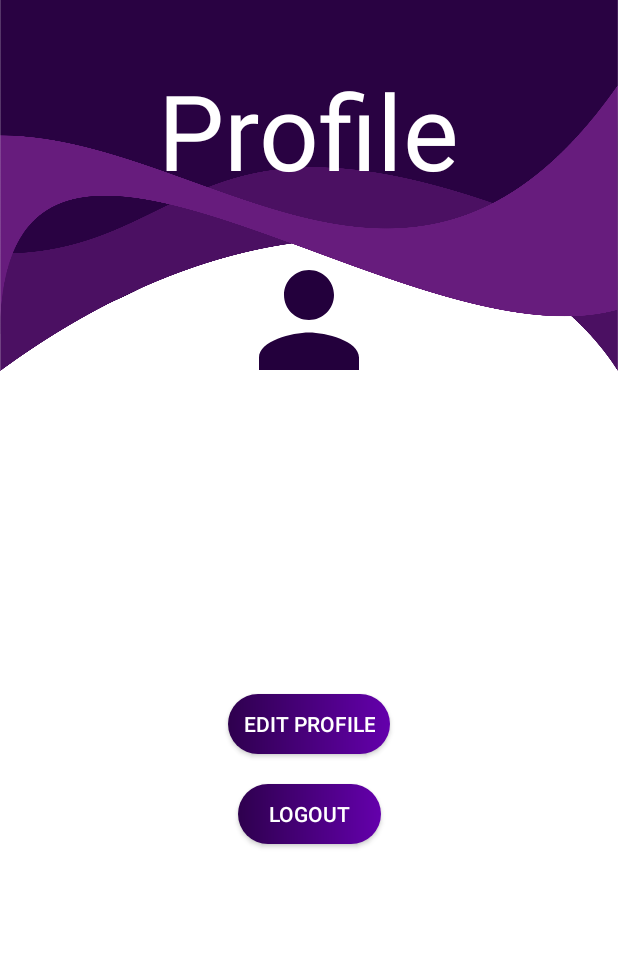
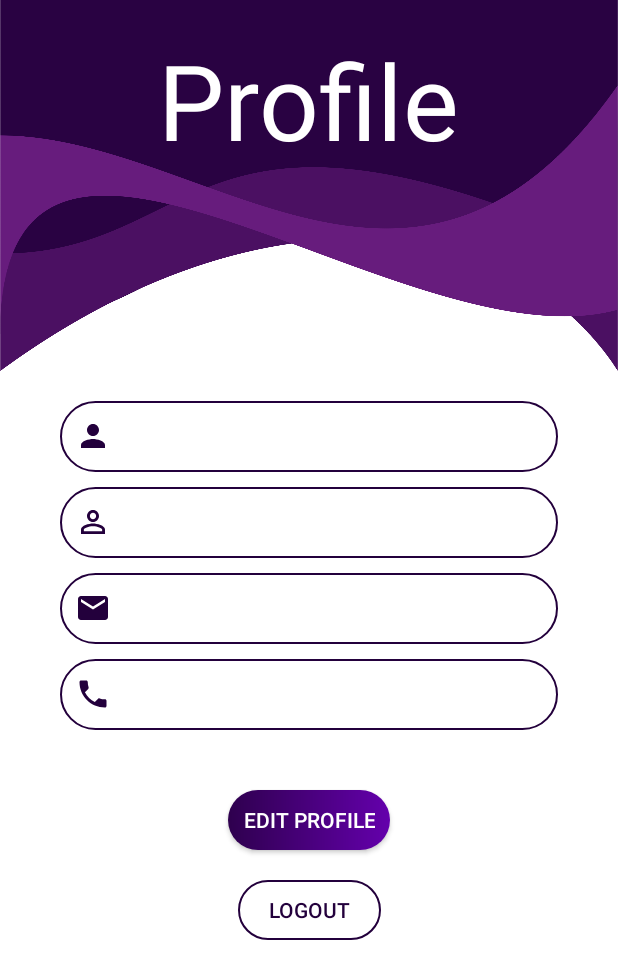
Before and after one commit to SwaginatorOne/ProjektArbeteKlientProgrammering, an Android app: the ProfileManagerActivity screen opened directly, with no data from a screen before it, on a phone screen of 412 x 824 dp. Shown: the top 979 px of the screen. Run offline under Robolectric (Android 15) with nearby library versions, the phone set to English and light mode, and no system bars; our stand-ins replace Firebase (no records; nobody signed in at launch, a user with empty details on screens opened directly).

```diff
--- a/app/src/main/AndroidManifest.xml
+++ b/app/src/main/AndroidManifest.xml
@@ -8,7 +8,7 @@
         android:label="@string/app_name"
         android:roundIcon="@mipmap/ic_launcher_round"
         android:supportsRtl="true"
-        android:theme="@style/Theme.OfficeSpace">
+        android:theme="@style/Theme.Tajming">
         <activity android:name=".ReportTimeActivity"></activity>
         <activity android:name=".ReportActivity" />
         <activity android:name=".MileageActivity" />
--- a/app/src/main/java/com/example/Tajming/ProfileManagerActivity.java
+++ b/app/src/main/java/com/example/Tajming/ProfileManagerActivity.java
@@ -8,6 +8,7 @@ import android.os.Bundle;
 import android.view.View;
 import android.widget.Button;
 import android.widget.TextView;
+import android.widget.Toast;
 
 import com.google.firebase.auth.FirebaseAuth;
 import com.google.firebase.firestore.DocumentReference;
@@ -27,6 +28,8 @@ public class ProfileManagerActivity extends AppCompatActivity
     FirebaseFirestore fireStore;
     String userID;
     Button button_logout;
+    Button button_edit_profile;
+    Button button_save_profile;
 
     @Override
     protected void onCreate(Bundle savedInstanceState)
@@ -41,7 +44,15 @@ public class ProfileManagerActivity extends AppCompatActivity
         firebaseAuth = FirebaseAuth.getInstance();
         fireStore = FirebaseFirestore.getInstance();
         button_logout = findViewById(R.id.button_logout_profile_manager);
+        button_edit_profile = findViewById(R.id.button_edit_profile);
+        button_save_profile = findViewById(R.id.button_edit_profile_save);
 
+        profile_username.setFocusable(false);
+        profile_phone_number.setFocusable(false);
+        profile_email.setFocusable(false);
+        profile_full_name.setFocusable(false);
+
+        button_save_profile.setVisibility(View.GONE);
         userID = firebaseAuth.getCurrentUser().getUid();
 
         DocumentReference documentReference = fireStore.collection("users").document(userID);
@@ -68,5 +79,35 @@ public class ProfileManagerActivity extends AppCompatActivity
                 finish();
             }
         });
+
+        button_edit_profile.setOnClickListener(new View.OnClickListener()
+        {
+            @Override
+            public void onClick(View v)
+            {
+                button_edit_profile.setVisibility(View.GONE);
+                button_logout.setVisibility(View.INVISIBLE);
+                button_save_profile.setVisibility(View.VISIBLE);
+                profile_username.setFocusableInTouchMode(true);
+                profile_phone_number.setFocusableInTouchMode(true);
+                profile_email.setFocusableInTouchMode(true);
+                profile_full_name.setFocusableInTouchMode(true);
+            }
+        });
+
+        button_save_profile.setOnClickListener(new View.OnClickListener()
+        {
+            @Override
+            public void onClick(View v)
+            {
+                button_edit_profile.setVisibility(View.VISIBLE);
+                button_logout.setVisibility(View.VISIBLE);
+                button_save_profile.setVisibility(View.GONE);
+                profile_username.setFocusable(false);
+                profile_phone_number.setFocusable(false);
+                profile_email.setFocusable(false);
+                profile_full_name.setFocusable(false);
+            }
+        });
     }
 }
--- a/app/src/main/res/drawable/bg_calendar.xml
+++ b/app/src/main/res/drawable/bg_calendar.xml
@@ -4,6 +4,6 @@
         android:radius="10dp"
         />
     <solid
-        android:color="@color/purple_200"
+        android:color="@color/purple_main"
         />
 </shape>
--- a/app/src/main/res/layout/activity_home.xml
+++ b/app/src/main/res/layout/activity_home.xml
@@ -24,7 +24,7 @@
         android:id="@+id/textfield_home"
         android:layout_width="wrap_content"
         android:layout_height="wrap_content"
-        android:layout_marginTop="40dp"
+        android:layout_marginTop="20dp"
         android:text="@string/home"
         android:textColor="@color/white"
         android:textSize="70sp"
@@ -90,7 +90,7 @@
         android:id="@+id/button_logout_home"
         android:layout_width="95dp"
         android:layout_height="40dp"
-        android:layout_marginTop="120dp"
+        android:layout_marginTop="40dp"
         android:background="@drawable/round_corner_purple_gradient_shape"
         android:text="logout"
         android:textColor="@color/white"
--- a/app/src/main/res/layout/activity_mileage.xml
+++ b/app/src/main/res/layout/activity_mileage.xml
@@ -23,7 +23,7 @@
         android:id="@+id/textView_MileageActivity"
         android:layout_width="wrap_content"
         android:layout_height="wrap_content"
-        android:layout_marginTop="40dp"
+        android:layout_marginTop="20dp"
         android:text="@string/mileage"
         android:textColor="@color/white"
         android:textSize="70sp"
--- a/app/src/main/res/layout/activity_profile_manager.xml
+++ b/app/src/main/res/layout/activity_profile_manager.xml
@@ -23,7 +23,7 @@
         android:id="@+id/time_Manager_home"
         android:layout_width="wrap_content"
         android:layout_height="wrap_content"
-        android:layout_marginTop="40dp"
+        android:layout_marginTop="20dp"
         android:text="@string/profile"
         android:textColor="@color/white"
         android:textSize="70sp"
@@ -32,21 +32,33 @@
         app:layout_constraintStart_toStartOf="parent"
         app:layout_constraintTop_toTopOf="parent" />
 
-    <ImageView
-        android:id="@+id/imageView_profile"
-        android:layout_width="100dp"
-        android:layout_height="100dp"
-        android:layout_marginTop="30dp"
+    <EditText
+        android:id="@+id/textField_username_profile_manager"
+        android:layout_width="match_parent"
+        android:layout_height="wrap_content"
+        android:layout_marginStart="40dp"
+        android:layout_marginTop="20dp"
+        android:layout_marginEnd="40dp"
+        android:background="@drawable/round_corner_border_shape"
+        android:drawableStart="@drawable/ic_person"
+        android:padding="10dp"
+        android:textColor="@color/purple_main"
+        android:textSize="20dp"
         app:layout_constraintEnd_toEndOf="parent"
+        app:layout_constraintHorizontal_bias="0.498"
         app:layout_constraintStart_toStartOf="parent"
-        app:layout_constraintTop_toBottomOf="@+id/time_Manager_home"
-        app:srcCompat="@drawable/ic_person" />
+        app:layout_constraintTop_toBottomOf="@+id/mainWave_profileManagerActivity" />
 
-    <TextView
+    <EditText
         android:id="@+id/textField_full_name_profile_manager"
-        android:layout_width="wrap_content"
+        android:layout_width="match_parent"
         android:layout_height="wrap_content"
+        android:layout_marginStart="40dp"
         android:layout_marginTop="10dp"
+        android:layout_marginEnd="40dp"
+        android:background="@drawable/round_corner_border_shape"
+        android:drawableStart="@drawable/ic_person_outline"
+        android:padding="10dp"
         android:textColor="@color/purple_main"
         android:textSize="20dp"
         app:layout_constraintEnd_toEndOf="parent"
@@ -54,40 +66,38 @@
         app:layout_constraintStart_toStartOf="parent"
         app:layout_constraintTop_toBottomOf="@+id/textField_username_profile_manager" />
 
-    <TextView
+    <EditText
         android:id="@+id/textField_email_profile_manager"
-        android:layout_width="wrap_content"
+        android:layout_width="match_parent"
         android:layout_height="wrap_content"
+        android:layout_marginStart="40dp"
         android:layout_marginTop="10dp"
+        android:layout_marginEnd="40dp"
+        android:background="@drawable/round_corner_border_shape"
+        android:drawableStart="@drawable/ic_email"
+        android:padding="10dp"
         android:textColor="@color/purple_main"
         android:textSize="20dp"
         app:layout_constraintEnd_toEndOf="parent"
         app:layout_constraintStart_toStartOf="parent"
         app:layout_constraintTop_toBottomOf="@+id/textField_full_name_profile_manager" />
 
-    <TextView
+    <EditText
         android:id="@+id/textField_phone_number_profile_manager"
-        android:layout_width="wrap_content"
+        android:layout_width="match_parent"
         android:layout_height="wrap_content"
+        android:layout_marginStart="40dp"
         android:layout_marginTop="10dp"
+        android:layout_marginEnd="40dp"
+        android:background="@drawable/round_corner_border_shape"
+        android:drawableStart="@drawable/ic_phone"
+        android:padding="10dp"
         android:textColor="@color/purple_main"
         android:textSize="20dp"
         app:layout_constraintEnd_toEndOf="parent"
         app:layout_constraintHorizontal_bias="0.522"
         app:layout_constraintStart_toStartOf="parent"
         app:layout_constraintTop_toBottomOf="@+id/textField_email_profile_manager" />
-
-    <TextView
-        android:id="@+id/textField_username_profile_manager"
-        android:layout_width="wrap_content"
-        android:layout_height="wrap_content"
-        android:layout_marginTop="20dp"
-        android:textColor="@color/purple_main"
-        android:textSize="20dp"
-        app:layout_constraintEnd_toEndOf="parent"
-        app:layout_constraintHorizontal_bias="0.498"
-        app:layout_constraintStart_toStartOf="parent"
-        app:layout_constraintTop_toBottomOf="@+id/imageView_profile" />
 
     <androidx.appcompat.widget.AppCompatButton
         android:id="@+id/button_edit_profile"
@@ -107,12 +117,24 @@
         android:layout_width="95dp"
         android:layout_height="40dp"
         android:layout_marginTop="20dp"
-        android:background="@drawable/round_corner_purple_gradient_shape"
+        android:background="@drawable/round_corner_border_shape"
         android:text="logout"
-        android:textColor="@color/white"
+        android:textColor="@color/purple_main"
         app:layout_constraintEnd_toEndOf="parent"
         app:layout_constraintStart_toStartOf="parent"
         app:layout_constraintTop_toBottomOf="@+id/button_edit_profile" />
 
+    <androidx.appcompat.widget.AppCompatButton
+        android:id="@+id/button_edit_profile_save"
+        android:layout_width="wrap_content"
+        android:layout_height="40dp"
+        android:layout_marginTop="40dp"
+        android:background="@drawable/round_corner_purple_gradient_shape"
+        android:padding="10dp"
+        android:text="@string/save_changes"
+        android:textColor="@color/white"
+        app:layout_constraintEnd_toEndOf="parent"
+        app:layout_constraintStart_toStartOf="parent"
+        app:layout_constraintTop_toBottomOf="@+id/textField_phone_number_profile_manager" />
 
 </androidx.constraintlayout.widget.ConstraintLayout>
--- a/app/src/main/res/layout/activity_report.xml
+++ b/app/src/main/res/layout/activity_report.xml
@@ -24,7 +24,7 @@
         android:id="@+id/report_home"
         android:layout_width="wrap_content"
         android:layout_height="wrap_content"
-        android:layout_marginTop="40dp"
+        android:layout_marginTop="20dp"
         android:text="@string/report"
         android:textColor="@color/white"
         android:textSize="70sp"
@@ -74,7 +74,7 @@
         android:layout_height="wrap_content"
         android:layout_marginStart="20dp"
         android:layout_marginBottom="20dp"
-        android:text="@string/total_milage_month"
+        android:text="@string/total_mileage_month"
         android:textColor="@color/purple_main"
         android:textSize="15dp"
         app:layout_constraintBottom_toBottomOf="@+id/view"
--- a/app/src/main/res/layout/activity_report_time.xml
+++ b/app/src/main/res/layout/activity_report_time.xml
@@ -23,7 +23,7 @@
         android:id="@+id/report_home"
         android:layout_width="wrap_content"
         android:layout_height="wrap_content"
-        android:layout_marginTop="40dp"
+        android:layout_marginTop="20dp"
         android:text="@string/report"
         android:textColor="@color/white"
         android:textSize="70sp"
@@ -173,7 +173,7 @@
         android:layout_height="wrap_content"
         android:layout_marginStart="7dp"
         android:layout_marginBottom="5dp"
-        android:text="@string/new_milage"
+        android:text="@string/new_mileage"
         app:layout_constraintBottom_toBottomOf="parent"
         app:layout_constraintEnd_toStartOf="@+id/editTextNumber_edit_milage"
         app:layout_constraintHorizontal_bias="0.042"
--- a/app/src/main/res/layout/activity_time_manager.xml
+++ b/app/src/main/res/layout/activity_time_manager.xml
@@ -23,7 +23,7 @@
         android:id="@+id/time_Manager_home"
         android:layout_width="wrap_content"
         android:layout_height="wrap_content"
-        android:layout_marginTop="40dp"
+        android:layout_marginTop="20dp"
         android:text="@string/time"
         android:textColor="@color/white"
         android:textSize="70sp"
--- a/app/src/main/res/values-night/themes.xml
+++ b/app/src/main/res/values-night/themes.xml
@@ -1,16 +1,16 @@
 <resources xmlns:tools="http://schemas.android.com/tools">
     <!-- Base application theme. -->
-    <style name="Theme.OfficeSpace" parent="Theme.MaterialComponents.DayNight.NoActionBar">
+    <style name="Theme.Tajming" parent="Theme.MaterialComponents.DayNight.NoActionBar">
         <!-- Primary brand color. -->
         <item name="colorPrimary">@color/purple_200</item>
         <item name="colorPrimaryVariant">@color/purple_700</item>
         <item name="colorOnPrimary">@color/black</item>
         <!-- Secondary brand color. -->
-        <item name="colorSecondary">@color/teal_200</item>
-        <item name="colorSecondaryVariant">@color/teal_200</item>
+        <item name="colorSecondary">@color/purple_700</item>
+        <item name="colorSecondaryVariant">@color/purple_main</item>
         <item name="colorOnSecondary">@color/black</item>
         <!-- Status bar color. -->
-        <item name="android:statusBarColor" tools:targetApi="l">@color/purple_main</item>
+        <item name="android:statusBarColor" tools:targetApi="l">#290242</item>
         <!-- Customize your theme here. -->
     </style>
 </resources>
--- a/app/src/main/res/values/colors.xml
+++ b/app/src/main/res/values/colors.xml
@@ -9,4 +9,6 @@
     <color name="white">#FFFFFFFF</color>
     <color name="purple_main">#23003C</color>
     <color name="grey">#ECEAEA</color>
+    <color name="pink">#F709FF</color>
+    <color name="transparent">#00FFFFFF</color>
 </resources>
--- a/app/src/main/res/values/themes.xml
+++ b/app/src/main/res/values/themes.xml
@@ -1,16 +1,16 @@
 <resources xmlns:tools="http://schemas.android.com/tools">
     <!-- Base application theme. -->
-    <style name="Theme.OfficeSpace" parent="Theme.MaterialComponents.DayNight.NoActionBar">
+    <style name="Theme.Tajming" parent="Theme.MaterialComponents.DayNight.NoActionBar">
         <!-- Primary brand color. -->
         <item name="colorPrimary">@color/purple_500</item>
         <item name="colorPrimaryVariant">@color/purple_main</item>
         <item name="colorOnPrimary">@color/white</item>
         <!-- Secondary brand color. -->
-        <item name="colorSecondary">@color/teal_200</item>
-        <item name="colorSecondaryVariant">@color/teal_700</item>
+        <item name="colorSecondary">@color/purple_700</item>
+        <item name="colorSecondaryVariant">@color/purple_main</item>
         <item name="colorOnSecondary">@color/black</item>
         <!-- Status bar color. -->
-        <item name="android:statusBarColor" tools:targetApi="l">@color/purple_main</item>
+        <item name="android:statusBarColor" tools:targetApi="l">#290242</item>
         <!-- Customize your theme here. -->
     </style>
 </resources>
```
Also changed, not shown: app/src/main/java/com/example/Tajming/MainActivity.java (+22 -2 lines), app/src/main/res/drawable/progressbar_style.xml (added, +25 -0 lines), app/src/main/res/layout/activity_main.xml (+7 -9 lines), app/src/main/res/values/strings.xml (+6 -2 lines).
